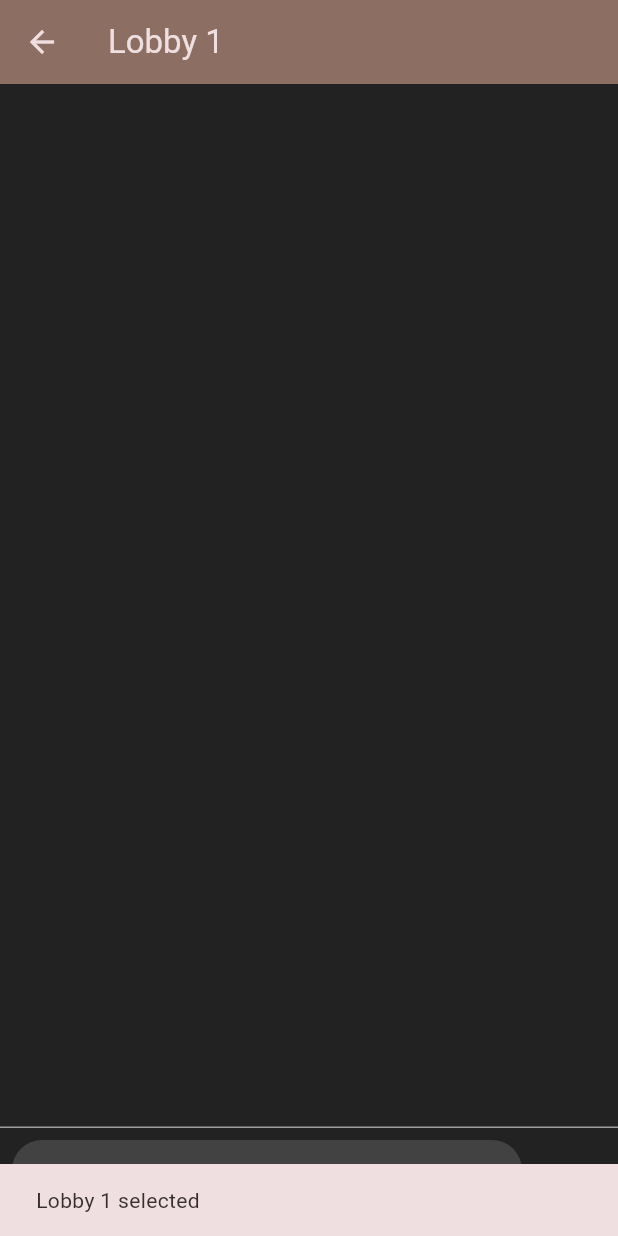
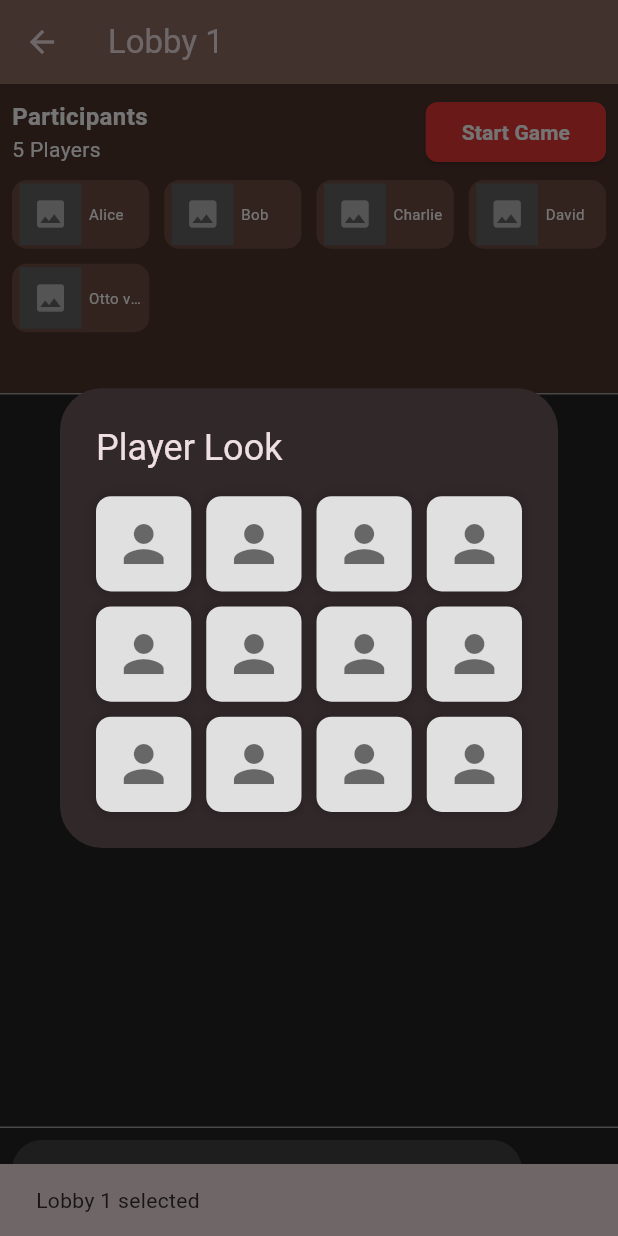
Before and after one commit to Solid9966/FuhrerGame, a Flutter app: the LobbyPage screen opened directly, after a tap on an icon or button, on a phone screen of 412 x 824 dp. Run offline on Flutter 3.47's test engine with Material 3 defaults, Android fonts, the phone set to English and light mode, and no system bars; missing offline and left inert: stomp_dart_client.

Commit message:
ReadyRoom(대기방) 추가
대기방을 추가했습니다. 이제부터 Lobby에서 ReadyRoom으로 연결됩니다. 게임 시작 버튼 클릭 시 GameRoom으로 연결됩니다.

```diff
--- a/frontend/fuhrer_game/lib/Lobby.dart
+++ b/frontend/fuhrer_game/lib/Lobby.dart
@@ -1,6 +1,6 @@
 // lobby.dart
 import 'package:flutter/material.dart';
-import 'GameRoom.dart';
+import 'ReadyRoom.dart';
 
 class LobbyPage extends StatelessWidget {
   const LobbyPage({super.key});
@@ -26,7 +26,7 @@ class LobbyPage extends StatelessWidget {
               Navigator.push(
                 context,
                 MaterialPageRoute(
-                  builder: (context) => GameRoomPage(roomName: 'Lobby ${index + 1}'),
+                  builder: (context) => ReadyRoomPage(roomName: 'Lobby ${index + 1}'),
                 ),
               );
               ScaffoldMessenger.of(context).showSnackBar(
--- /dev/null
+++ b/frontend/fuhrer_game/lib/ReadyRoom.dart
@@ -0,0 +1,306 @@
+import 'package:flutter/material.dart';
+import 'GameRoom.dart';
+
+class ReadyRoomPage extends StatefulWidget {
+  final String roomName;
+
+  const ReadyRoomPage({super.key, required this.roomName});
+
+  @override
+  _ReadyRoomPageState createState() => _ReadyRoomPageState();
+}
+
+class _ReadyRoomPageState extends State<ReadyRoomPage> {
+  final TextEditingController _messageController = TextEditingController();
+  final List<String> _messages = [];
+  final List<String> _participants = [
+    "Alice",
+    "Bob",
+    "Charlie",
+    "David",
+    "Otto von Habsburg"
+  ]; // 최대 12명 추가
+
+  @override
+  void initState() {
+    super.initState();
+
+    // 다이얼로그를 화면 로딩 후에 표시
+    WidgetsBinding.instance.addPostFrameCallback((_) {
+      _showAvatarSelectionDialog();
+    });
+  }
+
+  void _showAvatarSelectionDialog() {
+    int? selectedAvatarIndex; // 선택된 아바타의 인덱스를 저장할 변수
+
+    showDialog(
+      context: context,
+      barrierDismissible: false, // 다이얼로그 외부 터치로 닫히지 않도록 설정
+      builder: (context) {
+        return StatefulBuilder(
+          builder: (context, setState) {
+            return AlertDialog(
+              title: const Text("Player Look"),
+              content: SizedBox(
+                width: double.maxFinite, // 다이얼로그의 가로 크기 제한
+                child: GridView.builder(
+                  shrinkWrap: true, // GridView가 콘텐츠 크기에 맞게 크기 조정
+                  gridDelegate: const SliverGridDelegateWithFixedCrossAxisCount(
+                    crossAxisCount: 4, // 한 줄에 3개
+                    mainAxisSpacing: 10,
+                    crossAxisSpacing: 10,
+                    childAspectRatio: 1, // 정사각형 비율
+                  ),
+                  itemCount: 12, // 아바타 9개 예시
+                  itemBuilder: (context, index) {
+                    final isSelected = selectedAvatarIndex == index; // 현재 아바타가 선택되었는지 확인
+                    return GestureDetector(
+                      onTap: () {
+                        // 아바타 선택 시 효과
+                        setState(() {
+                          selectedAvatarIndex = index; // 선택된 인덱스 저장
+                        });
+                        Future.delayed(const Duration(milliseconds: 150), () {
+                          Navigator.of(context).pop(); // 다이얼로그 닫기
+                        });
+                      },
+                      child: MouseRegion(
+                        onEnter: (_) => setState(() {}),
+                        onExit: (_) => setState(() {}),
+                        child: AnimatedContainer(
+                          duration: const Duration(milliseconds: 100),
+                          decoration: BoxDecoration(
+                            color: isSelected
+                                ? Colors.orange[300] // 선택된 상태 배경색
+                                : Colors.grey[300], // 기본 배경색
+                            border: Border.all(
+                              color: isSelected
+                                  ? Colors.orange // 선택된 상태 테두리색
+                                  : Colors.transparent,
+                              width: 2,
+                            ),
+                            borderRadius: BorderRadius.circular(10),
+                            boxShadow: [
+                              BoxShadow(
+                                color: Colors.black.withOpacity(0.2),
+                                blurRadius: isSelected ? 10 : 5, // 선택된 상태에서 더 뚜렷한 그림자
+                                spreadRadius: 1,
+                              ),
+                            ],
+                          ),
+                          child: const Center(
+                            child: Icon(
+                              Icons.person, // 아바타 아이콘 예시
+                              size: 40,
+                              color: Colors.black54,
+                            ),
+                          ),
+                        ),
+                      ),
+                    );
+                  },
+                ),
+              ),
+            );
+          },
+        );
+      },
+    );
+  } //내가 아바타를 선택하면 이걸 서버?로 전송해서 아바타를 저장한뒤,
+  // 다른 참가자들 아바타와 함께 불러와서 화면에 표시해야함
+
+
+  void _sendMessage() {
+    if (_messageController.text.isNotEmpty) {
+      setState(() {
+        _messages.add(_messageController.text);
+        _messageController.clear();
+      });
+    }
+  }
+
+  @override
+  Widget build(BuildContext context) {
+    double screenWidth = MediaQuery.of(context).size.width; //화면의 크기를 변수로 가져오자
+
+    return Scaffold(
+      backgroundColor: Colors.black87,
+      appBar: AppBar(
+        title: Text(widget.roomName),
+        backgroundColor: Colors.brown[400],
+      ),
+      body: Column(
+        children: [
+          // 참가자 현황 섹션
+          Container(
+            padding: const EdgeInsets.all(8.0),
+            color: Colors.brown[800],
+            height: screenWidth * 0.5, // 높이 400
+            child: Column(
+              crossAxisAlignment: CrossAxisAlignment.start,
+              children: [
+                Row(
+                  mainAxisAlignment: MainAxisAlignment.spaceBetween,
+                  children: [
+                    Column(
+                      crossAxisAlignment: CrossAxisAlignment.start,
+                      children: [
+                        const Text(
+                          "Participants",
+                          style: TextStyle(
+                            color: Colors.white,
+                            fontSize: 16,
+                            fontWeight: FontWeight.bold,
+                          ),
+                        ),
+                        Text(
+                          "${_participants.length} Players",
+                          style: const TextStyle(
+                            color: Colors.white,
+                            fontSize: 14,
+                          ),
+                        ),
+                      ],
+                    ),
+                    // 게임 시작 버튼
+                    ElevatedButton(
+                      onPressed: () {
+                        // 게임 시작 로직 추가
+                        Navigator.push(
+                          context,
+                          MaterialPageRoute(
+                            builder: (context) => GameRoomPage(roomName: 'Test',),
+                          ),
+                        );
+                        ScaffoldMessenger.of(context).showSnackBar(
+                          SnackBar(content: Text('게임 스따또')),
+                        );
+                        print("게임 시작 버튼 클릭됨");
+                      },
+                      style: ElevatedButton.styleFrom(
+                        backgroundColor: Colors.red[600], // 버튼 배경색
+                        shape: RoundedRectangleBorder(
+                          borderRadius: BorderRadius.circular(8),
+                        ),
+                      ),
+                      child: const Text(
+                        "Start Game",
+                        style: TextStyle(
+                          color: Colors.white,
+                          fontSize: 14,
+                          fontWeight: FontWeight.bold,
+                        ),
+                      ),
+                    ),
+                  ],
+                ),
+                const SizedBox(height: 8),
+                Expanded(
+                  child: GridView.builder(
+                    gridDelegate: const SliverGridDelegateWithFixedCrossAxisCount(
+                      crossAxisCount: 4, // 한 줄에 4명
+                      childAspectRatio: 2, // 사각형 비율 (가로 / 세로)
+                      mainAxisSpacing: 10, // 세로 간격
+                      crossAxisSpacing: 10, // 가로 간격
+                    ),
+                    itemCount: _participants.length,
+                    itemBuilder: (context, index) {
+                      return Container(
+                        decoration: BoxDecoration(
+                          color: Colors.brown[600],
+                          borderRadius: BorderRadius.circular(10),
+                        ),
+                        child: Row(
+                          mainAxisAlignment: MainAxisAlignment.start,
+                          children: [
+                            // 사진 부분: 아직 정해지지 않았으므로 네모 박스로 표시
+                            Container(
+                              width: screenWidth * 0.1, // 화면 너비의 18% 크기
+                              height: screenWidth * 0.1, // 화면 너비의 18% 크기
+                              margin: const EdgeInsets.symmetric(horizontal: 5), // 사진과 텍스트 사이 여백
+                              color: Colors.grey[700], // 사진 대체용 네모 박스
+                              child: const Icon(
+                                Icons.image, // 이미지 아이콘
+                                color: Colors.white54,
+                              ),
+                            ),
+                            const SizedBox(height: 20),
+                            // 이름 부분
+                            Expanded(
+                              child: Text(
+                                _participants[index],
+                                style: const TextStyle(color: Colors.white, fontSize: 10,),
+                                overflow: TextOverflow.ellipsis, // 텍스트 길 경우 ... 표시
+                                maxLines: 1, // 한 줄로 제한
+                              ),
+                            ),
+                          ],
+                        ),
+                      );
+                    },
+                  ),
+                ),
+              ],
+            ),
+          ),
+          const Divider(height: 1, color: Colors.grey),
+          // 채팅 메시지 섹션
+          Expanded(
+            child: ListView.builder(
+              itemCount: _messages.length,
+              reverse: true,
+              itemBuilder: (context, index) {
+                return Align(
+                  alignment: Alignment.centerRight,
+                  child: Container(
+                    margin: const EdgeInsets.symmetric(vertical: 5, horizontal: 10),
+                    padding: const EdgeInsets.all(10),
+                    decoration: BoxDecoration(
+                      color: Colors.brown[400],
+                      borderRadius: BorderRadius.circular(10),
+                    ),
+                    child: Text(
+                      _messages[_messages.length - 1 - index],
+                      style: const TextStyle(color: Colors.white),
+                    ),
+                  ),
+                );
+              },
+            ),
+          ),
+          const Divider(height: 1, color: Colors.grey),
+          // 메시지 입력 섹션
+          Padding(
+            padding: const EdgeInsets.all(8.0),
+            child: Row(
+              children: [
+                Expanded(
+                  child: TextField(
+                    controller: _messageController,
+                    style: const TextStyle(color: Colors.white),
+                    decoration: InputDecoration(
+                      hintText: 'Type a message',
+                      hintStyle: TextStyle(color: Colors.grey[400]),
+                      filled: true,
+                      fillColor: Colors.grey[800],
+                      border: OutlineInputBorder(
+                        borderRadius: BorderRadius.circular(20.0),
+                        borderSide: BorderSide.none,
+                      ),
+                    ),
+                  ),
+                ),
+                const SizedBox(width: 8),
+                IconButton(
+                  onPressed: _sendMessage,
+                  icon: const Icon(Icons.send, color: Colors.orange),
+                ),
+              ],
+            ),
+          ),
+        ],
+      ),
+    );
+  }
+}
```
